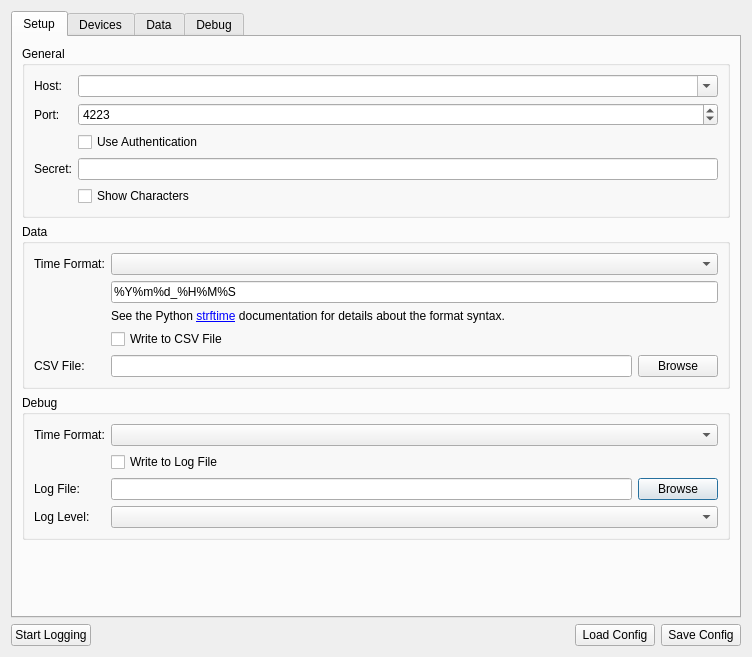
Qt form src/brickv/data_logger/ui/setup_dialog.ui (D4wN/brickv) before a commit.
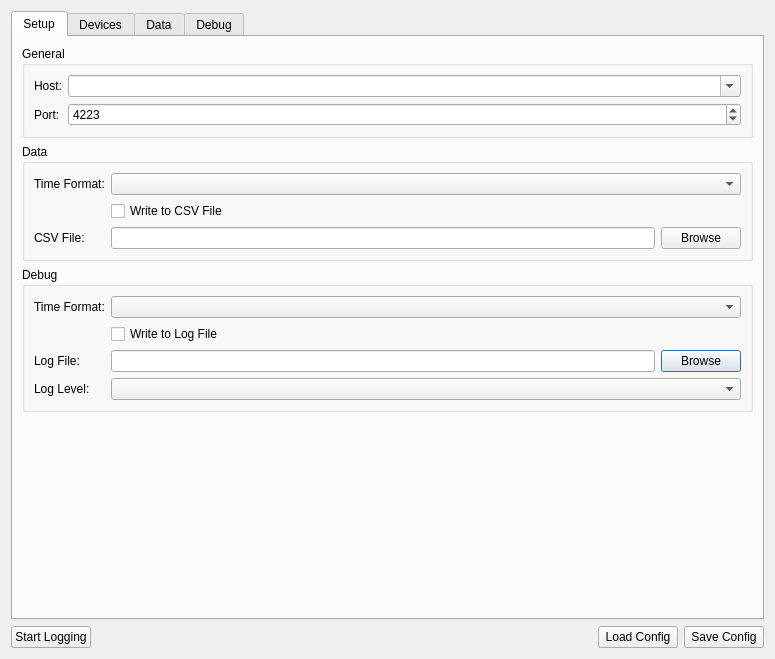
The same form after that commit.

Commit message:
Revert "Merge branch 'master' of https://github.com/D4wN/brickv into Tinkervision"
This reverts commit 6f5cd43a74354c958a88aa8e2c4b70feb7ea944c, reversing
changes made to e01bad8757654f2cf50597a2cef2de40bc97250d.

 On branch Tinkervision
 Your branch is up-to-date with 'origin/Tinkervision'.

 Panic REVERT!

 Changes to be committed:
	modified:   .gitignore

```diff
--- a/src/brickv/data_logger/ui/setup_dialog.ui
+++ b/src/brickv/data_logger/ui/setup_dialog.ui
@@ -6,8 +6,8 @@
    <rect>
     <x>0</x>
     <y>0</y>
-    <width>752</width>
-    <height>657</height>
+    <width>775</width>
+    <height>659</height>
    </rect>
   </property>
   <property name="windowTitle">
@@ -129,13 +129,6 @@
            <layout class="QVBoxLayout" name="verticalLayout_3">
             <item>
              <layout class="QGridLayout" name="gridLayout_2">
-              <item row="2" column="1">
-               <widget class="QCheckBox" name="check_authentication">
-                <property name="text">
-                 <string>Use Authentication</string>
-                </property>
-               </widget>
-              </item>
               <item row="0" column="1">
                <widget class="QComboBox" name="combo_host">
                 <property name="editable">
@@ -188,30 +181,6 @@
                 </property>
                </widget>
               </item>
-              <item row="4" column="1">
-               <widget class="QCheckBox" name="check_secret_show">
-                <property name="text">
-                 <string>Show Characters</string>
-                </property>
-               </widget>
-              </item>
-              <item row="3" column="0">
-               <widget class="QLabel" name="label_secret">
-                <property name="text">
-                 <string>Secret:</string>
-                </property>
-               </widget>
-              </item>
-              <item row="3" column="1">
-               <widget class="QLineEdit" name="edit_secret">
-                <property name="toolTip">
-                 <string>Warning: Secret is stored in plain text without any protection!</string>
-                </property>
-                <property name="maxLength">
-                 <number>64</number>
-                </property>
-               </widget>
-              </item>
              </layout>
             </item>
            </layout>
@@ -228,21 +197,14 @@
            <layout class="QVBoxLayout" name="verticalLayout_4">
             <item>
              <layout class="QGridLayout" name="gridLayout_3">
-              <item row="0" column="0">
-               <widget class="QLabel" name="label_7">
-                <property name="text">
-                 <string>Time Format:</string>
-                </property>
-               </widget>
-              </item>
-              <item row="4" column="0">
+              <item row="2" column="0">
                <widget class="QLabel" name="label_csv_file_name">
                 <property name="text">
                  <string>CSV File:</string>
                 </property>
                </widget>
               </item>
-              <item row="4" column="1">
+              <item row="2" column="1">
                <layout class="QHBoxLayout" name="horizontalLayout_2">
                 <item>
                  <widget class="QLineEdit" name="edit_csv_file_name"/>
@@ -272,27 +234,17 @@
                 </property>
                </widget>
               </item>
-              <item row="3" column="1">
+              <item row="1" column="1">
                <widget class="QCheckBox" name="check_data_to_csv_file">
                 <property name="text">
                  <string>Write to CSV File</string>
                 </property>
                </widget>
               </item>
-              <item row="2" column="1">
-               <widget class="QLabel" name="label_data_time_format_strftime_help">
+              <item row="0" column="0">
+               <widget class="QLabel" name="label_7">
                 <property name="text">
-                 <string>See the Python &lt;a href=&quot;https://docs.python.org/2/library/datetime.html#strftime-and-strptime-behavior&quot;&gt;strftime&lt;/a&gt; documentation for details about the format syntax.</string>
-                </property>
-                <property name="openExternalLinks">
-                 <bool>true</bool>
-                </property>
-               </widget>
-              </item>
-              <item row="1" column="1">
-               <widget class="QLineEdit" name="edit_data_time_format_strftime">
-                <property name="text">
-                 <string>%Y%m%d_%H%M%S</string>
+                 <string>Time Format:</string>
                 </property>
                </widget>
               </item>
```
Left out of the diff: 7 changed lines with no effect on the pictures. The commit also changes 102 other files.
